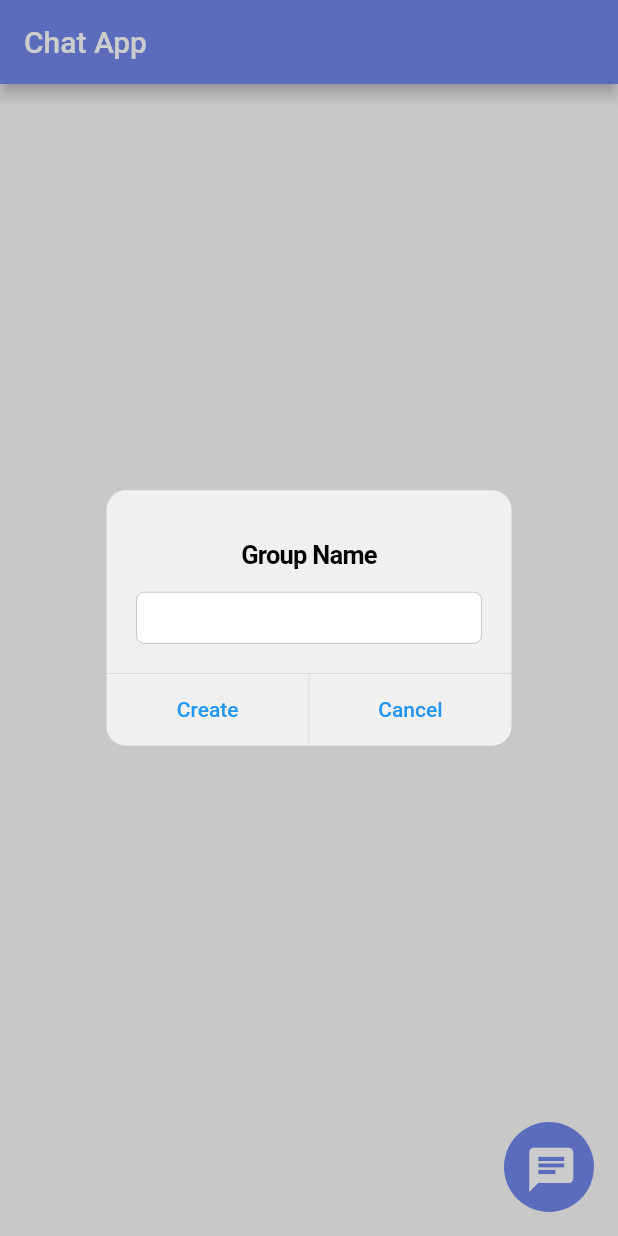
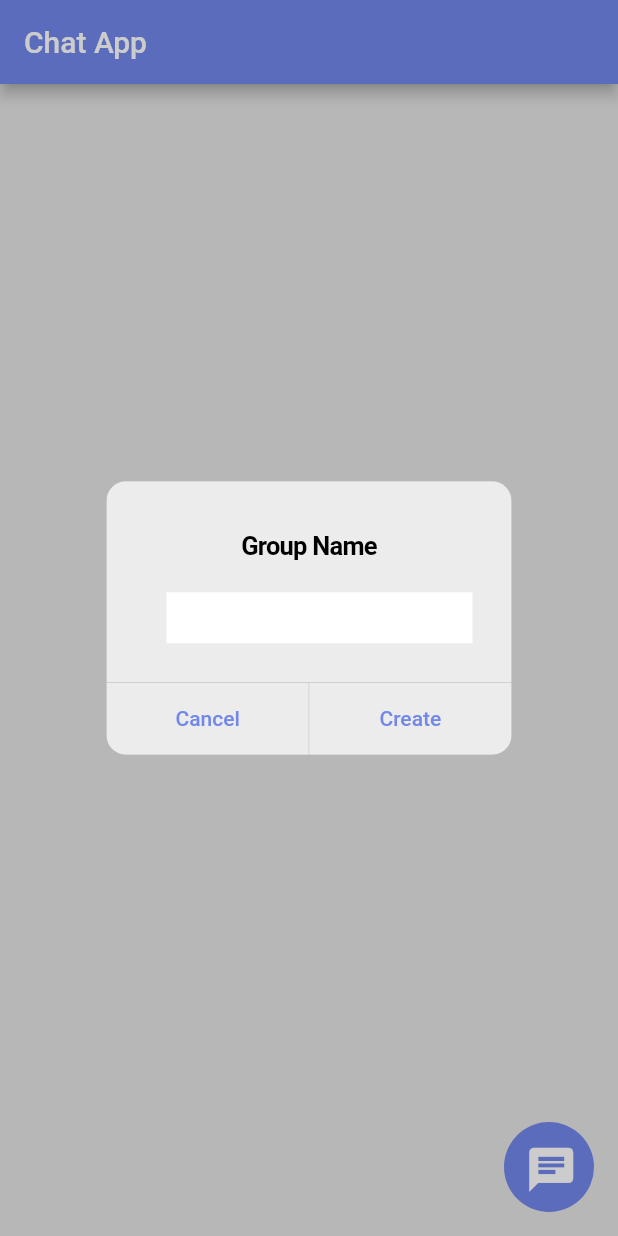
Before and after one commit to Netesh5/socket.io-Flutter, a Flutter app: the screen it shows after launch, after a tap on the "chat" icon, on a phone screen of 412 x 824 dp. Run offline on Flutter 3.47's test engine with Material 2 defaults, Android fonts, the phone set to English and light mode, and no system bars.

Commit message:
homescreen components

```diff
--- a/lib/core/theme_manager/colors.dart
+++ b/lib/core/theme_manager/colors.dart
@@ -1,3 +1,6 @@
 import 'package:flutter/material.dart';
 
 const Color appBarColor = Color(0xff7187EA);
+const Color textPurpleColor = Color(0xff7187EA);
+const Color iconPurpleColor = Color(0xff7187EA);
+const Color greyBgColor = Color(0xffE5E5E5);
--- a/lib/core/theme_manager/theme.dart
+++ b/lib/core/theme_manager/theme.dart
@@ -1,5 +1,6 @@
 import 'package:chatapp/core/theme_manager/colors.dart';
 import 'package:flutter/material.dart';
 
-ThemeData themedata =
-    ThemeData(appBarTheme: const AppBarTheme(backgroundColor: appBarColor));
+ThemeData themedata = ThemeData(
+    appBarTheme: const AppBarTheme(backgroundColor: appBarColor),
+    scaffoldBackgroundColor: greyBgColor);
--- a/lib/main.dart
+++ b/lib/main.dart
@@ -15,7 +15,7 @@ class MyApp extends StatelessWidget {
     return MaterialApp(
       theme: themedata,
       debugShowCheckedModeBanner: false,
-      home: const Homepage(),
+      home: const HomeScreen(),
     );
   }
 }
--- a/lib/src/presentation/homepage/homepage.dart
+++ b/lib/src/presentation/homepage/homepage.dart
@@ -1,10 +1,10 @@
 import 'package:chatapp/core/theme_manager/colors.dart';
 import 'package:chatapp/widgets/customdialog.dart';
-import 'package:flutter/cupertino.dart';
+
 import 'package:flutter/material.dart';
 
-class Homepage extends StatelessWidget {
-  const Homepage({Key? key}) : super(key: key);
+class HomeScreen extends StatelessWidget {
+  const HomeScreen({Key? key}) : super(key: key);
 
   @override
   Widget build(BuildContext context) {
--- a/lib/widgets/customdialog.dart
+++ b/lib/widgets/customdialog.dart
@@ -1,9 +1,12 @@
+import 'package:chatapp/core/theme_manager/colors.dart';
+import 'package:chatapp/src/presentation/groupage/grouppage.dart';
 import 'package:chatapp/widgets/textformfield.dart';
 import 'package:flutter/cupertino.dart';
 import 'package:flutter/material.dart';
 
 customDialog(BuildContext context) {
   return showCupertinoDialog(
+      barrierLabel: "Create new chat",
       context: context,
       builder: (context) {
         return CupertinoAlertDialog(
@@ -11,14 +14,34 @@ customDialog(BuildContext context) {
             padding: EdgeInsets.all(12.0),
             child: Text("Group Name"),
           ),
-          content: const CustomTextFormField(),
+          content: CustomTextFormField(
+            controller: groupNameTextEditingController,
+            formkey: groupChatNameFormkey,
+          ),
           actions: [
-            TextButton(onPressed: () {}, child: const Text("Create")),
             TextButton(
                 onPressed: () {
                   Navigator.of(context).pop();
+                  groupNameTextEditingController.clear();
                 },
-                child: const Text("Cancel"))
+                child: const Text(
+                  "Cancel",
+                  style: TextStyle(color: textPurpleColor),
+                )),
+            TextButton(
+                onPressed: () {
+                  if (groupChatNameFormkey.currentState!.validate()) {
+                    Navigator.of(context).pop();
+                    Navigator.of(context)
+                        .push(MaterialPageRoute(builder: (context) {
+                      return const GroupScreen();
+                    })).then((value) => groupNameTextEditingController.clear());
+                  }
+                },
+                child: const Text(
+                  "Create",
+                  style: TextStyle(color: textPurpleColor),
+                )),
           ],
         );
       });
--- a/lib/widgets/textformfield.dart
+++ b/lib/widgets/textformfield.dart
@@ -1,10 +1,39 @@
+import 'package:chatapp/core/theme_manager/colors.dart';
 import 'package:flutter/cupertino.dart';
+import 'package:flutter/material.dart';
+
+TextEditingController groupNameTextEditingController = TextEditingController();
+TextEditingController chatTextEditingController = TextEditingController();
+String? groupChatName;
+final groupChatNameFormkey = GlobalKey<FormState>();
+final chatFormkey = GlobalKey<FormState>();
 
 class CustomTextFormField extends StatelessWidget {
-  const CustomTextFormField({super.key});
-
+  const CustomTextFormField(
+      {super.key, required this.controller, required this.formkey});
+  final TextEditingController controller;
+  final GlobalKey<FormState> formkey;
   @override
   Widget build(BuildContext context) {
-    return const CupertinoTextField();
+    return Form(
+      key: formkey,
+      child: CupertinoTextFormFieldRow(
+        cursorColor: iconPurpleColor,
+        decoration: const BoxDecoration(color: Colors.white),
+        controller: controller,
+        textInputAction: TextInputAction.newline,
+        maxLines: 5,
+        minLines: 1,
+        onChanged: (value) {
+          groupChatName = groupNameTextEditingController.text;
+        },
+        validator: (value) {
+          if (value!.isEmpty) {
+            return "Field cannot be empty";
+          }
+          return null;
+        },
+      ),
+    );
   }
 }
```
Also changed, not shown: lib/src/presentation/groupage/grouppage.dart (added, +42 -0 lines).
